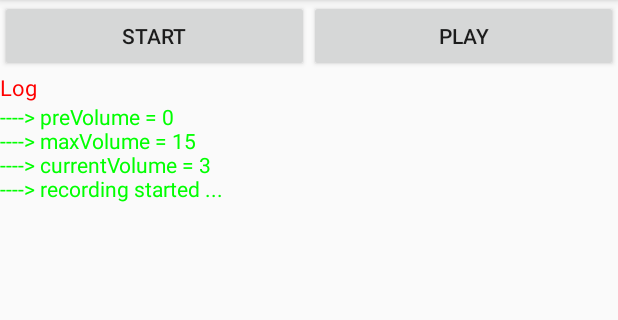
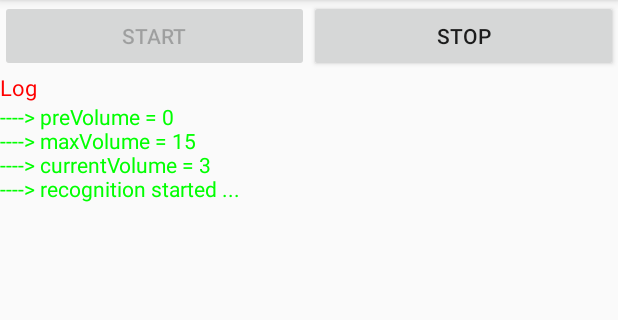
Before and after one commit to suhelhammoud/android.mcu, an Android app: the fragment F4Voice shown on its own in the app's theme, after a tap on "START", on a phone screen of 412 x 824 dp, the part 84-404 px from its top. Run offline under Robolectric (Android 15) with nearby library versions, the phone set to English and light mode, and no system bars; 6 statements that could not run were skipped.

Commit message:
sending commands

```diff
--- a/app/src/main/java/sy/edu/au/nodemcu/F4Voice.java
+++ b/app/src/main/java/sy/edu/au/nodemcu/F4Voice.java
@@ -1,7 +1,6 @@
 package sy.edu.au.nodemcu;
 
 import android.content.Context;
-import android.content.Intent;
 import android.media.AudioManager;
 import android.os.Bundle;
 import android.os.Handler;
@@ -9,6 +8,7 @@ import android.os.Message;
 import android.support.v4.app.Fragment;
 import android.text.Html;
 import android.util.Log;
+import android.util.TimeUtils;
 import android.view.LayoutInflater;
 import android.view.View;
 import android.view.ViewGroup;
@@ -17,14 +17,17 @@ import android.widget.ScrollView;
 import android.widget.TextView;
 import android.widget.Toast;
 
-import sy.edu.au.nodemcu.audio.AudioDataSaver;
-import sy.edu.au.nodemcu.audio.PlaybackThread;
+import java.util.Timer;
+import java.util.TimerTask;
+import java.util.concurrent.TimeUnit;
+
 import sy.edu.au.nodemcu.audio.RecordingThread;
 
 public class F4Voice extends Fragment {
     private View rootView;
-    private Button record_button;
-    private Button play_button;
+    private Button start_button;
+    private Button stop_button;
+
     private TextView log;
     private ScrollView logView;
     static String strLog = null;
@@ -42,11 +45,9 @@ public class F4Voice extends Fragment {
 
         setProperVolume();
 
-//        AppResCopy.copyResFromAssetsToSD(getActivity());
-
         activeTimes = 0;
         recordingThread = new RecordingThread(handle);
-        Log.i("suhel", "alexa activity created");
+        Log.i("suhel", "F4Voice Fragment created");
         return rootView;
     }
 
@@ -55,13 +56,14 @@ public class F4Voice extends Fragment {
     }
 
     private void setUI() {
-        record_button = (Button) rootView.findViewById(R.id.btn_test1);
-        record_button.setOnClickListener(record_button_handle);
-        record_button.setEnabled(true);
+        start_button = (Button) rootView.findViewById(R.id.btn_test1);
+        start_button.setOnClickListener(start_button_handle);
+        start_button.setEnabled(true);
 
-        play_button = (Button) rootView.findViewById(R.id.btn_test2);
-        play_button.setOnClickListener(play_button_handle);
-        play_button.setEnabled(true);
+        stop_button = (Button) rootView.findViewById(R.id.btn_test2);
+        stop_button.setOnClickListener(stop_button_handle);
+        stop_button.setEnabled(true);
+        stop_button.setText("Stop");
 
         log = (TextView) rootView.findViewById(R.id.log);
         logView = (ScrollView) rootView.findViewById(R.id.logView);
@@ -102,12 +104,15 @@ public class F4Voice extends Fragment {
 
     private void startRecording() {
         recordingThread.startRecording();
-        updateLog(" ----> recording started ...", "green");
+        updateLog(" ----> recognition started ...", "green");
+        start_button.setEnabled(false);
     }
 
     private void stopRecording() {
         recordingThread.stopRecording();
-        updateLog(" ----> recording stopped ", "green");
+        updateLog(" ----> recognition stopped ", "green");
+        start_button.setEnabled(true);
+
     }
 
 
@@ -118,7 +123,7 @@ public class F4Voice extends Fragment {
         }
     }
 
-    private View.OnClickListener record_button_handle = new View.OnClickListener() {
+    private View.OnClickListener start_button_handle = new View.OnClickListener() {
         // @Override
         public void onClick(View arg0) {
             sleep();
@@ -126,14 +131,36 @@ public class F4Voice extends Fragment {
         }
     };
 
-    private View.OnClickListener play_button_handle = new View.OnClickListener() {
+    private View.OnClickListener stop_button_handle = new View.OnClickListener() {
         // @Override
         public void onClick(View arg0) {
-                stopRecording();
-                sleep();
+            stopRecording();
+            sleep();
+            emptyLog();
         }
     };
 
+    protected int duration = VModels.one.duration(); //milliseconds
+
+    Timer timer = new Timer();
+
+    public void handleVoiceCommand(VModels vcommand) {
+        Log.i("suhel", "handle voice command : " + vcommand);
+        if (vcommand.isDuration()) {
+            duration = vcommand.duration();
+            return;
+        }
+
+        MainActivity.command.setCommand(vcommand.commandType());
+
+        timer.schedule(new TimerTask() {
+            @Override
+            public void run() {
+                MainActivity.command.setCommand(CommandType.stop);
+            }
+        }, duration);
+
+    }
 
     public Handler handle = new Handler() {
         @Override
@@ -142,8 +169,9 @@ public class F4Voice extends Fragment {
             switch (message) {
                 case MSG_ACTIVE:
                     activeTimes++;
-                    updateLog(" ----> Detected " + activeTimes + " times, "+ msg.obj , "green");
+                    updateLog(" ----> Detected " + activeTimes + " times, " + msg.obj, "green");
                     // Toast.makeText(Demo.this, "Active "+activeTimes, Toast.LENGTH_SHORT).show();
+                    handleVoiceCommand((VModels) msg.obj);
                     showToast("Active " + activeTimes);
                     break;
                 case MSG_INFO:
@@ -230,7 +258,8 @@ public class F4Voice extends Fragment {
             // If we are becoming invisible, then...
             if (!isVisibleToUser) {
                 Log.d("suhel", "Not visible anymore.  Stopping recording.");
-                recordingThread.stopRecording();
+//                recordingThread.stopRecording();
+                stopRecording();
                 // TODO stop audio playback
             } else {
                 Log.d("suhel", " visible user visible fragment.");
@@ -242,15 +271,15 @@ public class F4Voice extends Fragment {
 
     @Override
     public void onStop() {
+        stopRecording();
         super.onStop();
-        recordingThread.stopRecording();
     }
 
 
     @Override
     public void onDestroy() {
         restoreVolume();
-        recordingThread.stopRecording();
+        stopRecording();
         super.onDestroy();
     }
 
--- a/app/src/main/java/sy/edu/au/nodemcu/VConstants.java
+++ b/app/src/main/java/sy/edu/au/nodemcu/VConstants.java
@@ -5,21 +5,21 @@ import android.util.Log;
 
 import java.io.File;
 
+
 public class VConstants {
 
-    public static String[] models = {
-            "left",
-            "right",
-            "forward",
-            "backward",
-            "stop",
-            "one",
-            "two",
-            "three",
-            "four",
-            "five"
-
-    };
+//    public static String[] models = {
+//            "five",
+//            "four",
+//            "two",
+//            "one",
+//            "three",
+//            "forward",
+//            "backward",
+//            "right",
+//            "left",
+//            "stop",
+//    };
 
     public static String activeModel(String model) {
         return DEFAULT_WORK_SPACE + "commands/" + model + ".pmdl";
@@ -27,10 +27,10 @@ public class VConstants {
 
     public static String activeModel() {
         StringBuilder sb = new StringBuilder();
-        for (int i = 0; i < models.length; i++) {
-            String model = models[i];
+        for (int i = 0; i < VModels.length; i++) {
+            String model = VModels.get(i).name();
             sb.append(activeModel(model));
-            if (i < models.length - 1) {
+            if (i < VModels.length - 1) {
                 sb.append(",");
             }
 
@@ -42,10 +42,10 @@ public class VConstants {
     public static String sensitivity(float level) {
 
         StringBuilder sb = new StringBuilder();
-        for (int i = 0; i < models.length; i++) {
+        for (int i = 0; i < VModels.length; i++) {
 
             sb.append(Float.valueOf(level + i * 0.01f));
-            if (i < models.length - 1) {
+            if (i < VModels.length - 1) {
                 sb.append(",");
             }
 
--- a/app/src/main/java/sy/edu/au/nodemcu/audio/RecordingThread.java
+++ b/app/src/main/java/sy/edu/au/nodemcu/audio/RecordingThread.java
@@ -16,28 +16,25 @@ import sy.edu.au.nodemcu.VConstants;
 import sy.edu.au.nodemcu.MsgEnum;
 import ai.kitt.snowboy.SnowboyDetect;
 
+import sy.edu.au.nodemcu.VModels;
 public class RecordingThread {
     static {
         System.loadLibrary("snowboy-detect-android");
     }
 
-    private static final String TAG = RecordingThread.class.getSimpleName();
-
     private static final String ACTIVE_RES = VConstants.ACTIVE_RES;
-    private static final String ACTIVE_UMDL = VConstants.ACTIVE_UMDL;
 
     private boolean shouldContinue;
     private Handler handler = null;
     private Thread thread;
 
     private static String strEnvWorkSpace = VConstants.DEFAULT_WORK_SPACE;
-    //    private String activeModel = strEnvWorkSpace+ACTIVE_UMDL;
-    private String activeModel = VConstants.activeModel();
     private String commonRes = strEnvWorkSpace + ACTIVE_RES;
 
 
     private SnowboyDetect detector = null;
-    private MediaPlayer player = new MediaPlayer();
+    private MediaPlayer player = null;
+    private MediaPlayer sPlayer = null;
 
 
 
@@ -49,8 +46,11 @@ public class RecordingThread {
         this.handler = handler;
 
         detector = new SnowboyDetect(commonRes, activeModel);
+
+        player = new MediaPlayer();
+        sPlayer = new MediaPlayer();
+
         Log.i("suhel", "activeModel :" + activeModel);
-//        Log.i("suhel", "activeModel2 :" + activeModel2);
 
         detector.SetSensitivity(VConstants.sensitivity(0.49f));
         detector.SetAudioGain(1);
@@ -59,7 +59,7 @@ public class RecordingThread {
             player.setDataSource(strEnvWorkSpace + "ding.wav");
             player.prepare();
         } catch (IOException e) {
-            Log.e(TAG, "Playing ding sound error", e);
+            Log.e("suhel", "Playing ding sound error", e);
         }
     }
 
@@ -93,7 +93,7 @@ public class RecordingThread {
     }
 
     private void record() {
-        Log.v(TAG, "Start");
+        Log.v("suhel", "Start Recording");
         android.os.Process.setThreadPriority(android.os.Process.THREAD_PRIORITY_AUDIO);
 
         // Buffer size in bytes: for 0.1 second of audio
@@ -111,12 +111,12 @@ public class RecordingThread {
                 bufferSize);
 
         if (record.getState() != AudioRecord.STATE_INITIALIZED) {
-            Log.e(TAG, "Audio Record can't initialize!");
+            Log.e("suhel", "Audio Record can't initialize!");
             return;
         }
         record.startRecording();
 
-        Log.v(TAG, "Start recording");
+        Log.v("suhel", "Start recording");
 
         long shortsRead = 0;
         detector.Reset();
@@ -142,8 +142,8 @@ public class RecordingThread {
                 // post a higher CPU usage:
                 // sendMessage(MsgEnum.MSG_VAD_SPEECH, null);
             } else if (result > 0) {
-                sendMessage(MsgEnum.MSG_ACTIVE, VConstants.models[result-1]);
-                Log.i("Snowboy: ", "Hotword " + Integer.toString(result) + " detected! " + VConstants.models[result-1]);
+                sendMessage(MsgEnum.MSG_ACTIVE, VModels.get(result-1));
+                Log.i("suhel", "Hotword " + Integer.toString(result) + " detected! " + VModels.get(result-1).name());
                 player.start();
             }
         }
@@ -152,6 +152,6 @@ public class RecordingThread {
         record.release();
 
 
-        Log.v(TAG, String.format("Recording stopped. Samples read: %d", shortsRead));
+        Log.v("suhel", String.format("Recording stopped. Samples read: %d", shortsRead));
     }
 }
--- a/app/src/main/res/layout/f4_voice.xml
+++ b/app/src/main/res/layout/f4_voice.xml
@@ -20,7 +20,7 @@
             android:id="@+id/btn_test2"
             android:layout_height="wrap_content"
             android:layout_width="fill_parent"
-            android:text="Play"
+            android:text="Stop"
             android:layout_weight="1">
         </Button>
     </LinearLayout>
```
Also changed, not shown: app/src/main/AndroidManifest.xml (+0 -10 lines), app/src/main/java/sy/edu/au/nodemcu/VModels.java (added, +71 -0 lines), app/src/main/java/sy/edu/au/nodemcu/audio/AudioDataSaver.java (deleted, +0 -89 lines), app/src/main/java/sy/edu/au/nodemcu/audio/PlaybackThread.java (deleted, +0 -116 lines), app/src/main/res/layout/main.xml (deleted, +0 -45 lines).
